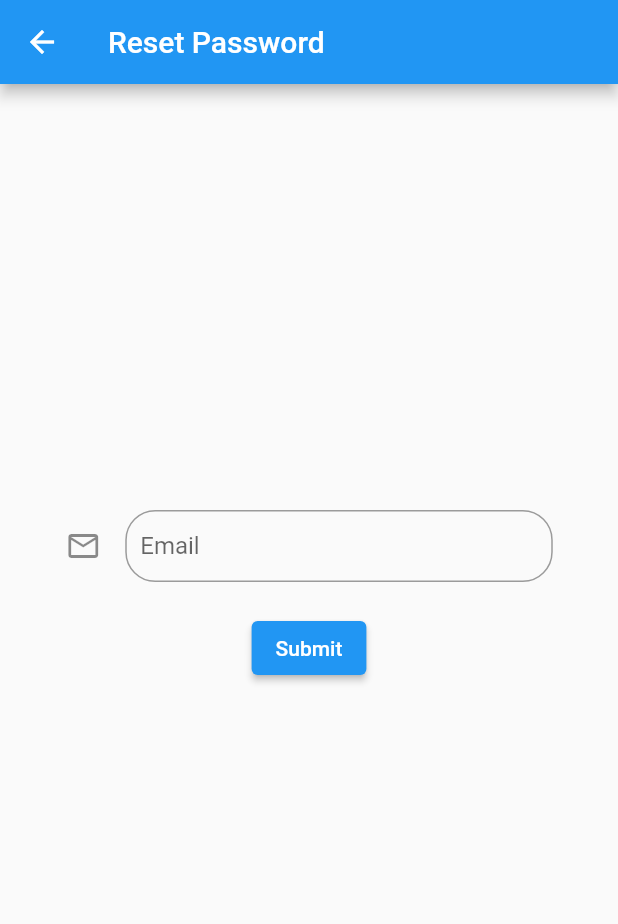
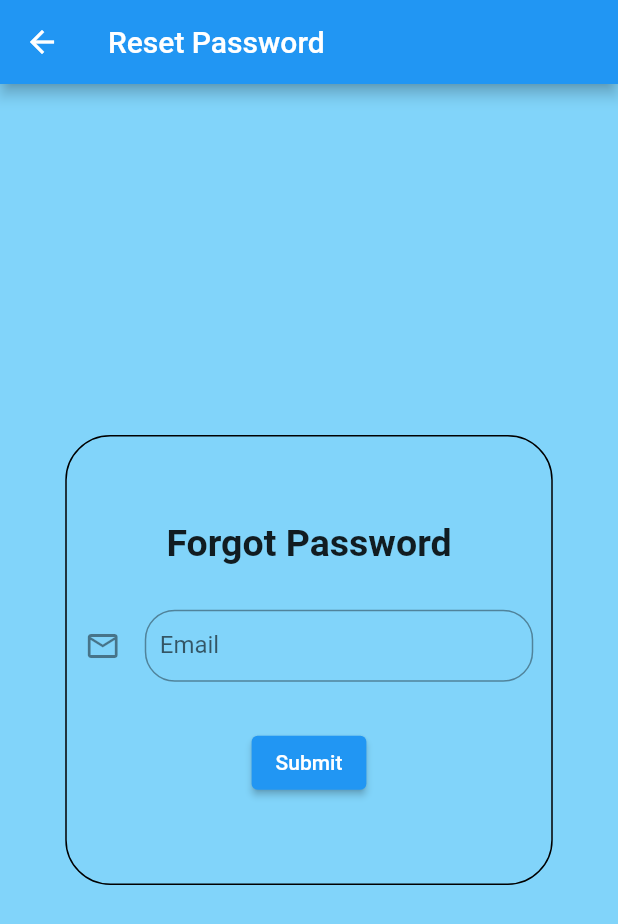
Before and after one commit to Satyam-exe/myFaradayFlutter, a Flutter app: the ResetPasswordView screen opened by its route, on a phone screen of 412 x 824 dp. Shown: the top 924 px of the screen. Run offline on Flutter 3.47's test engine with Material 2 defaults, Android fonts, the phone set to English and light mode, and no system bars; our stand-ins replace sqflite; accounts and stored records are empty.

Commit message:
started main views

```diff
--- a/lib/enums/menu_action.dart
+++ /dev/null
@@ -1 +0,0 @@
-enum MenuAction { logout }
--- a/lib/main.dart
+++ b/lib/main.dart
@@ -6,7 +6,7 @@ import 'package:app/services/crud/crud_service.dart';
 import 'package:app/views/auth/reset_password_view.dart';
 import 'package:app/views/auth/log_in_view.dart';
 import 'package:app/views/auth/sign_up.dart';
-import 'package:app/views/home/logged_in_view.dart';
+import 'package:app/views/home/home_view.dart';
 import 'package:flutter/material.dart';
 
 void main() {
@@ -21,7 +21,7 @@ void main() {
       routes: {
         homeRoute: (context) => const StartUpView(),
         signUpRoute: (context) => const SignUpView(),
-        loggedInRoute: (context) => const LoggedInView(),
+        loggedInRoute: (context) => const HomeView(),
         logInRoute: (context) => const LogInView(),
         resetPasswordRoute: (context) => const ResetPasswordView(),
       },
@@ -64,7 +64,7 @@ class StartUpView extends StatelessWidget {
                   return const LogInView();
                 } else {
                   log('Return loggedinview');
-                  return const LoggedInView();
+                  return const HomeView();
                 }
               },
             );
--- a/lib/services/api/auth/auth_api.dart
+++ b/lib/services/api/auth/auth_api.dart
@@ -59,7 +59,7 @@ Future<http.Response> sendEmailVerificationAPIResponse(int uid) async {
 
 Future<http.Response> getUserByUIDAPIResponse(int uid) async {
   final response = await http.get(
-    Uri.parse('${getUsersAPIUrl}uid/$uid/'),
+    Uri.parse('${usersAPIUrl}uid/$uid/'),
     headers: <String, String>{
       'Content-Type': 'application/json; charset=UTF-8'
     },
@@ -69,7 +69,7 @@ Future<http.Response> getUserByUIDAPIResponse(int uid) async {
 
 Future<http.Response> getUserByEmailAPIResponse(String email) async {
   final response = await http.get(
-    Uri.parse('${getUsersAPIUrl}email/$email/'),
+    Uri.parse('${usersAPIUrl}email/$email/'),
     headers: <String, String>{
       'Content-Type': 'application/json; charset=UTF-8'
     },
@@ -80,7 +80,7 @@ Future<http.Response> getUserByEmailAPIResponse(String email) async {
 Future<http.Response> getUserByPhoneNumberAPIResponse(
     String phoneNumber) async {
   final response = await http.get(
-    Uri.parse('${getUsersAPIUrl}phone/$phoneNumber/'),
+    Uri.parse('${usersAPIUrl}phone/$phoneNumber/'),
     headers: <String, String>{
       'Content-Type': 'application/json; charset=UTF-8'
     },
--- a/lib/services/auth/auth_service.dart
+++ b/lib/services/auth/auth_service.dart
@@ -54,7 +54,7 @@ class AuthService {
       await CRUDService().insertUserIntoDb(user);
       await CRUDService().insertMobileAuthTokenIntoDb(token, user);
       return user;
-    } else if (response.statusCode == 400) {
+    } else if (response.statusCode == 404) {
       throw InvalidCredentialsAuthException();
     } else if (response.statusCode == 401) {
       throw EmailNotVerifiedAuthException();
@@ -120,7 +120,7 @@ class AuthService {
     final user = await getUserByEmail(email);
     final uid = user.uid;
     final response = await api.sendEmailVerificationAPIResponse(uid);
-    if (response.statusCode == 400) {
+    if (response.statusCode == 404) {
       throw UserNotFoundAuthException();
     } else if (response.statusCode == 500) {
       throw InternalServerErrorAuthException();
--- a/lib/views/auth/reset_password_view.dart
+++ b/lib/views/auth/reset_password_view.dart
@@ -28,26 +28,52 @@ class _ResetPasswordViewState extends State<ResetPasswordView> {
       appBar: AppBar(
         title: const Text('Reset Password'),
       ),
+      backgroundColor: Colors.lightBlue[200],
       body: Center(
-        child: SizedBox(
-          height: 200,
+        child: Container(
+          decoration: const ShapeDecoration(
+            shape: RoundedRectangleBorder(
+                borderRadius: BorderRadius.all(
+                  Radius.circular(30),
+                ),
+                side: BorderSide(color: Colors.black)),
+          ),
           width: 325,
+          height: 300,
+          padding: const EdgeInsets.fromLTRB(12, 0, 12, 0),
           child: Form(
             key: _formKey,
+            child: Center(
+              child: SingleChildScrollView(
                 child: Column(
+                  mainAxisAlignment: MainAxisAlignment.center,
                   children: <Widget>[
-                TextFormField(
+                    const Padding(
+                      padding: EdgeInsets.only(bottom: 20.0),
+                      child: Text(
+                        'Forgot Password',
+                        style: TextStyle(
+                          fontSize: 25.0,
+                          fontWeight: FontWeight.w700,
+                        ),
+                      ),
+                    ),
+                    Padding(
+                      padding: const EdgeInsets.only(top: 10, bottom: 10),
+                      child: TextFormField(
                         controller: _email,
                         decoration: const InputDecoration(
-                      contentPadding:
-                          EdgeInsets.symmetric(vertical: 5.0, horizontal: 10.0),
+                            contentPadding: EdgeInsets.symmetric(
+                                vertical: 5.0, horizontal: 10.0),
                             border: OutlineInputBorder(
-                          borderRadius: BorderRadius.all(Radius.circular(20))),
+                                borderRadius:
+                                    BorderRadius.all(Radius.circular(20))),
                             hintText: 'Enter your email here.',
                             labelText: 'Email',
                             icon: Icon(Icons.email_outlined)),
                         validator: (value) => isEmailValid(value!),
                         keyboardType: TextInputType.emailAddress,
+                      ),
                     ),
                     const SizedBox(
                       height: 20,
@@ -90,6 +116,8 @@ class _ResetPasswordViewState extends State<ResetPasswordView> {
               ),
             ),
           ),
+        ),
+      ),
     );
   }
 }
--- a/pubspec.yaml
+++ b/pubspec.yaml
@@ -67,6 +67,9 @@ flutter:
   #   - images/a_dot_burr.jpeg
   #   - images/a_dot_ham.jpeg
 
+  assets:
+      - assets/images/default-profile-picture.png
+
   # An image asset can refer to one or more resolution-specific "variants", see
   # https://flutter.dev/assets-and-images/#resolution-aware
 
```
Also changed, not shown: lib/constants/api/api_urls.dart (+5 -2 lines), lib/constants/navbar/navbar_enums.dart (added, +22 -0 lines), lib/services/api/profile/profile_api.dart (added, +24 -0 lines), lib/views/account/account_view.dart (added, +40 -0 lines), lib/views/account/overview/accounts_overview.dart (added, +64 -0 lines), lib/views/auth/log_in_view.dart (+26 -9 lines), lib/views/auth/sign_up.dart (+24 -8 lines), lib/views/home/home_view.dart (added, +47 -0 lines), lib/views/home/logged_in_view.dart (deleted, +0 -27 lines), assets/images/default-profile-picture.png (added). Lines whose indentation alone changed are shown as unchanged.
